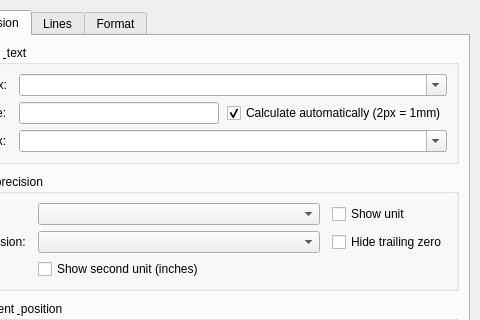
First picture: the form in sources/ui/dimensionpropertiesdialog.ui, repository qelectrotech/qelectrotech-source-mirror, before the edit; both pictures show x 200 to 680 and y 0 to 320 of the 680 by 520 pixel window.
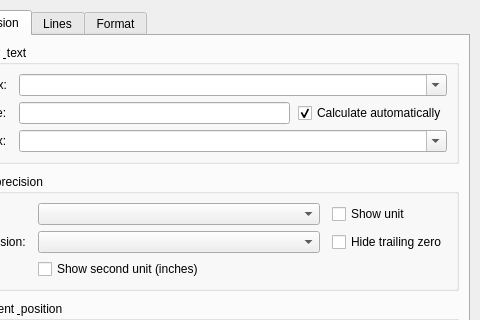
Second picture: the form after the edit.

```diff
--- a/sources/ui/dimensionpropertiesdialog.ui
+++ b/sources/ui/dimensionpropertiesdialog.ui
@@ -155,7 +155,7 @@
               <item>
                <widget class="QCheckBox" name="m_auto_cb">
                 <property name="text">
-                 <string>Calculate automatically (2px = 1mm)</string>
+                 <string>Calculate automatically</string>
                 </property>
                 <property name="checked">
                  <bool>true</bool>
```
